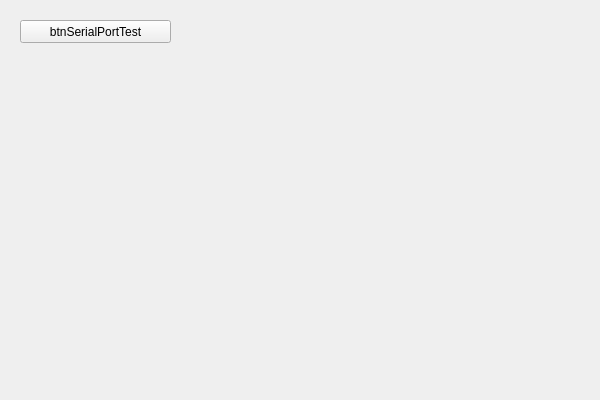
First picture: the form in QExamineMach/QExamineMach/UI/QHomePage.ui, repository lxw1775/ExamineMach_2020.09.06_Qt, before the edit.
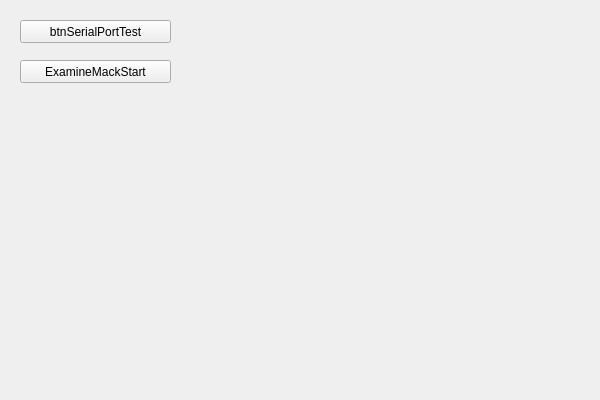
Second picture: the form after the edit.

The edit to the form file:
```diff
--- a/QExamineMach/QExamineMach/UI/QHomePage.ui
+++ b/QExamineMach/QExamineMach/UI/QHomePage.ui
@@ -27,6 +27,19 @@
      <string>btnSerialPortTest</string>
     </property>
    </widget>
+   <widget class="QPushButton" name="btnExamineMackStart">
+    <property name="geometry">
+     <rect>
+      <x>20</x>
+      <y>60</y>
+      <width>151</width>
+      <height>23</height>
+     </rect>
+    </property>
+    <property name="text">
+     <string>ExamineMackStart</string>
+    </property>
+   </widget>
   </widget>
  </widget>
  <layoutdefault spacing="6" margin="11"/>
```
